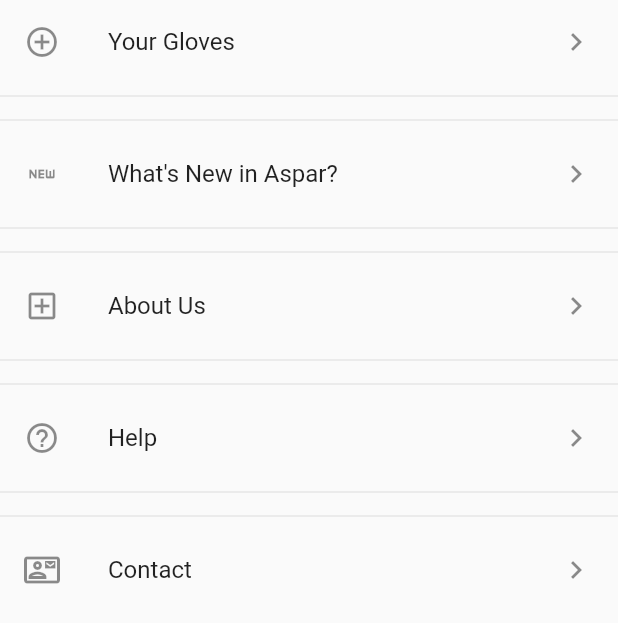
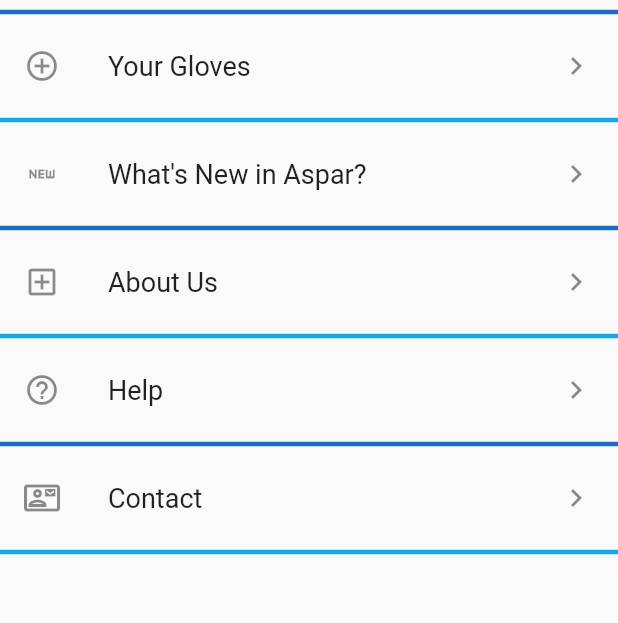
Before and after one commit to saidberk27/aspar_app, a Flutter app: what menu_items() shows on an empty page, opened directly, on a phone screen of 412 x 824 dp. Shown: the top 623 px of the screen. Run offline on Flutter 3.47's test engine with Material 2 defaults, Android fonts, the phone set to English and light mode, and no system bars; Roboto replaces fonts that are missing (Arial).

Commit message:
Drawer Menu güncellendi,kodlar düzenlendi.

```diff
--- a/lib/draw_menu_items.dart
+++ b/lib/draw_menu_items.dart
@@ -8,49 +8,61 @@ class menu_items extends StatelessWidget {
   @override
   Widget build(BuildContext context) {
     return ListView(
+      padding: EdgeInsets.all(0),
       children: [
+        Divider(thickness: 3, color: Color(0xFF166FC0)),
         InkWell(
           onTap: () {},
           child: ListTile(
             leading: Icon(Icons.add_circle_outline_sharp),
-            title: Text("Your Gloves"),
+            title: Text(
+              "Your Gloves",
+              style: TextStyle(fontSize: 18),
+            ),
             trailing: Icon(Icons.navigate_next_sharp),
           ),
         ),
-        Divider(),
-        Divider(),
+        Divider(thickness: 3, color: Color(0xFF0FA9EA)),
         InkWell(
             child: ListTile(
                 onTap: () {},
                 leading: Icon(Icons.fiber_new_outlined),
-                title: Text("What's New in Aspar?"),
+                title: Text("What's New in Aspar?",
+                    style: TextStyle(fontSize: 18)),
                 trailing: Icon(Icons.navigate_next_sharp))),
-        Divider(),
-        Divider(),
+        Divider(thickness: 3, color: Color(0xFF166FC0)),
         InkWell(
             onTap: () {},
             child: ListTile(
                 leading: Icon(Icons.add_box_outlined),
-                title: Text("About Us"),
+                title: Text(
+                  "About Us",
+                  style: TextStyle(fontSize: 18),
+                ),
                 trailing: Icon(Icons.navigate_next_sharp))),
-        Divider(),
-        Divider(),
+        Divider(thickness: 3, color: Color(0xFF0FA9EA)),
         InkWell(
           onTap: () {},
           child: ListTile(
               leading: Icon(Icons.help_outline),
-              title: Text("Help"),
+              title: Text(
+                "Help",
+                style: TextStyle(fontSize: 18),
+              ),
               trailing: Icon(Icons.navigate_next_sharp)),
         ),
-        Divider(),
-        Divider(),
+        Divider(thickness: 3, color: Color(0xFF166FC0)),
         InkWell(
           onTap: () {},
           child: ListTile(
               leading: Icon(Icons.contact_mail_outlined),
-              title: Text("Contact"),
+              title: Text(
+                "Contact",
+                style: TextStyle(fontSize: 18),
+              ),
               trailing: Icon(Icons.navigate_next_sharp)),
         ),
+        Divider(thickness: 3, color: Color(0xFF0FA9EA)),
       ],
     );
   }
```
Also changed, not shown: lib/drawer_menu.dart (added, +24 -0 lines), lib/home_app.dart (+2 -21 lines), lib/user_information.dart (added, +30 -0 lines).
